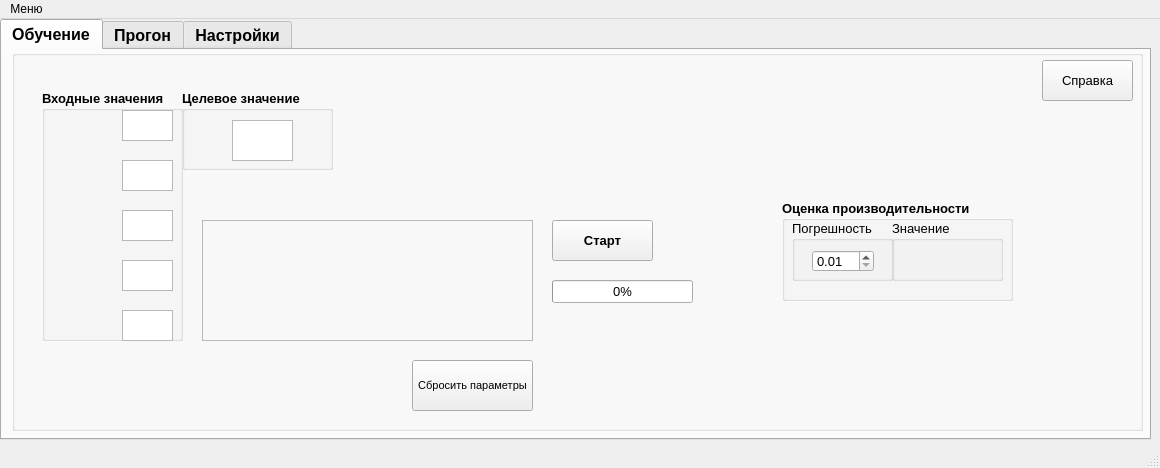
ILTZ/NNGUI, file shield.ui: the form before one commit.
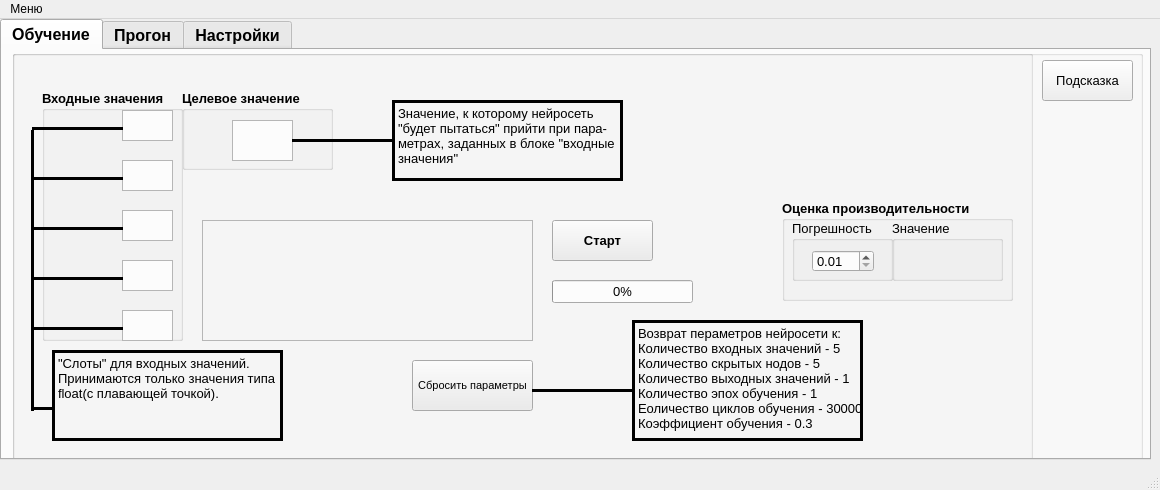
The form after the commit.

```diff
--- a/shield.ui
+++ b/shield.ui
@@ -7,7 +7,7 @@
     <x>0</x>
     <y>0</y>
     <width>1160</width>
-    <height>468</height>
+    <height>490</height>
    </rect>
   </property>
   <property name="windowTitle">
@@ -20,7 +20,7 @@
       <x>0</x>
       <y>0</y>
       <width>1151</width>
-      <height>421</height>
+      <height>441</height>
      </rect>
     </property>
     <property name="font">
@@ -61,7 +61,7 @@
         <x>10</x>
         <y>0</y>
         <width>1131</width>
-        <height>381</height>
+        <height>411</height>
        </rect>
       </property>
       <property name="title">
@@ -268,7 +268,7 @@
         </font>
        </property>
        <property name="text">
-        <string>Справка</string>
+        <string>Подсказка</string>
        </property>
       </widget>
       <widget class="QGroupBox" name="performanceBox">
@@ -365,6 +365,318 @@
         </widget>
        </widget>
       </widget>
+      <widget class="QGroupBox" name="FAQLearnBox">
+       <property name="geometry">
+        <rect>
+         <x>0</x>
+         <y>0</y>
+         <width>1021</width>
+         <height>411</height>
+        </rect>
+       </property>
+       <property name="title">
+        <string/>
+       </property>
+       <property name="flat">
+        <bool>false</bool>
+       </property>
+       <widget class="Line" name="line_6">
+        <property name="geometry">
+         <rect>
+          <x>20</x>
+          <y>70</y>
+          <width>91</width>
+          <height>16</height>
+         </rect>
+        </property>
+        <property name="frameShadow">
+         <enum>QFrame::Plain</enum>
+        </property>
+        <property name="lineWidth">
+         <number>3</number>
+        </property>
+        <property name="orientation">
+         <enum>Qt::Horizontal</enum>
+        </property>
+       </widget>
+       <widget class="Line" name="line_7">
+        <property name="geometry">
+         <rect>
+          <x>20</x>
+          <y>120</y>
+          <width>91</width>
+          <height>16</height>
+         </rect>
+        </property>
+        <property name="frameShadow">
+         <enum>QFrame::Plain</enum>
+        </property>
+        <property name="lineWidth">
+         <number>3</number>
+        </property>
+        <property name="orientation">
+         <enum>Qt::Horizontal</enum>
+        </property>
+       </widget>
+       <widget class="Line" name="line_8">
+        <property name="geometry">
+         <rect>
+          <x>20</x>
+          <y>170</y>
+          <width>91</width>
+          <height>16</height>
+         </rect>
+        </property>
+        <property name="frameShadow">
+         <enum>QFrame::Plain</enum>
+        </property>
+        <property name="lineWidth">
+         <number>3</number>
+        </property>
+        <property name="orientation">
+         <enum>Qt::Horizontal</enum>
+        </property>
+       </widget>
+       <widget class="Line" name="line_9">
+        <property name="geometry">
+         <rect>
+          <x>20</x>
+          <y>220</y>
+          <width>91</width>
+          <height>16</height>
+         </rect>
+        </property>
+        <property name="frameShadow">
+         <enum>QFrame::Plain</enum>
+        </property>
+        <property name="lineWidth">
+         <number>3</number>
+        </property>
+        <property name="orientation">
+         <enum>Qt::Horizontal</enum>
+        </property>
+       </widget>
+       <widget class="Line" name="line_10">
+        <property name="geometry">
+         <rect>
+          <x>20</x>
+          <y>270</y>
+          <width>91</width>
+          <height>16</height>
+         </rect>
+        </property>
+        <property name="frameShadow">
+         <enum>QFrame::Plain</enum>
+        </property>
+        <property name="lineWidth">
+         <number>3</number>
+        </property>
+        <property name="orientation">
+         <enum>Qt::Horizontal</enum>
+        </property>
+       </widget>
+       <widget class="Line" name="line_11">
+        <property name="geometry">
+         <rect>
+          <x>10</x>
+          <y>80</y>
+          <width>20</width>
+          <height>281</height>
+         </rect>
+        </property>
+        <property name="frameShadow">
+         <enum>QFrame::Plain</enum>
+        </property>
+        <property name="lineWidth">
+         <number>3</number>
+        </property>
+        <property name="orientation">
+         <enum>Qt::Vertical</enum>
+        </property>
+       </widget>
+       <widget class="Line" name="line_12">
+        <property name="geometry">
+         <rect>
+          <x>20</x>
+          <y>350</y>
+          <width>21</width>
+          <height>16</height>
+         </rect>
+        </property>
+        <property name="frameShadow">
+         <enum>QFrame::Plain</enum>
+        </property>
+        <property name="lineWidth">
+         <number>3</number>
+        </property>
+        <property name="orientation">
+         <enum>Qt::Horizontal</enum>
+        </property>
+       </widget>
+       <widget class="QLabel" name="label_3">
+        <property name="geometry">
+         <rect>
+          <x>40</x>
+          <y>300</y>
+          <width>231</width>
+          <height>91</height>
+         </rect>
+        </property>
+        <property name="font">
+         <font>
+          <pointsize>10</pointsize>
+          <weight>50</weight>
+          <bold>false</bold>
+         </font>
+        </property>
+        <property name="frameShape">
+         <enum>QFrame::Box</enum>
+        </property>
+        <property name="frameShadow">
+         <enum>QFrame::Plain</enum>
+        </property>
+        <property name="lineWidth">
+         <number>3</number>
+        </property>
+        <property name="text">
+         <string>&quot;Слоты&quot; для входных значений.
+Принимаются только значения типа
+float(с плавающей точкой). </string>
+        </property>
+        <property name="textFormat">
+         <enum>Qt::AutoText</enum>
+        </property>
+        <property name="alignment">
+         <set>Qt::AlignLeading|Qt::AlignLeft|Qt::AlignTop</set>
+        </property>
+        <property name="wordWrap">
+         <bool>false</bool>
+        </property>
+       </widget>
+       <widget class="Line" name="line_13">
+        <property name="geometry">
+         <rect>
+          <x>520</x>
+          <y>330</y>
+          <width>101</width>
+          <height>20</height>
+         </rect>
+        </property>
+        <property name="frameShadow">
+         <enum>QFrame::Plain</enum>
+        </property>
+        <property name="lineWidth">
+         <number>3</number>
+        </property>
+        <property name="orientation">
+         <enum>Qt::Horizontal</enum>
+        </property>
+       </widget>
+       <widget class="QLabel" name="label_4">
+        <property name="geometry">
+         <rect>
+          <x>620</x>
+          <y>270</y>
+          <width>231</width>
+          <height>121</height>
+         </rect>
+        </property>
+        <property name="font">
+         <font>
+          <pointsize>10</pointsize>
+          <weight>50</weight>
+          <bold>false</bold>
+         </font>
+        </property>
+        <property name="frameShape">
+         <enum>QFrame::Box</enum>
+        </property>
+        <property name="frameShadow">
+         <enum>QFrame::Plain</enum>
+        </property>
+        <property name="lineWidth">
+         <number>3</number>
+        </property>
+        <property name="text">
+         <string>Возврат пераметров нейросети к:
+Количество входных значений - 5
+Количество скрытых нодов - 5
+Количество выходных значений - 1
+Количество эпох обучения - 1
+Еоличество циклов обучения - 30000
+Коэффициент обучения - 0.3</string>
+        </property>
+        <property name="textFormat">
+         <enum>Qt::AutoText</enum>
+        </property>
+        <property name="alignment">
+         <set>Qt::AlignLeading|Qt::AlignLeft|Qt::AlignTop</set>
+        </property>
+        <property name="wordWrap">
+         <bool>false</bool>
+        </property>
+       </widget>
+       <widget class="Line" name="line_14">
+        <property name="geometry">
+         <rect>
+          <x>280</x>
+          <y>80</y>
+          <width>101</width>
+          <height>20</height>
+         </rect>
+        </property>
+        <property name="frameShadow">
+         <enum>QFrame::Plain</enum>
+        </property>
+        <property name="lineWidth">
+         <number>3</number>
+        </property>
+        <property name="orientation">
+         <enum>Qt::Horizontal</enum>
+        </property>
+       </widget>
+       <widget class="QLabel" name="label_5">
+        <property name="geometry">
+         <rect>
+          <x>380</x>
+          <y>50</y>
+          <width>231</width>
+          <height>81</height>
+         </rect>
+        </property>
+        <property name="font">
+         <font>
+          <pointsize>10</pointsize>
+          <weight>50</weight>
+          <bold>false</bold>
+         </font>
+        </property>
+        <property name="frameShape">
+         <enum>QFrame::Box</enum>
+        </property>
+        <property name="frameShadow">
+         <enum>QFrame::Plain</enum>
+        </property>
+        <property name="lineWidth">
+         <number>3</number>
+        </property>
+        <property name="text">
+         <string>Значение, к которому нейросеть
+&quot;будет пытаться&quot; прийти при пара-
+метрах, заданных в блоке &quot;входные
+значения&quot;</string>
+        </property>
+        <property name="textFormat">
+         <enum>Qt::AutoText</enum>
+        </property>
+        <property name="alignment">
+         <set>Qt::AlignLeading|Qt::AlignLeft|Qt::AlignTop</set>
+        </property>
+        <property name="wordWrap">
+         <bool>false</bool>
+        </property>
+       </widget>
+      </widget>
      </widget>
     </widget>
     <widget class="QWidget" name="tab_4">
```
Left out of the diff: 100 changed lines with no effect on the pictures.
